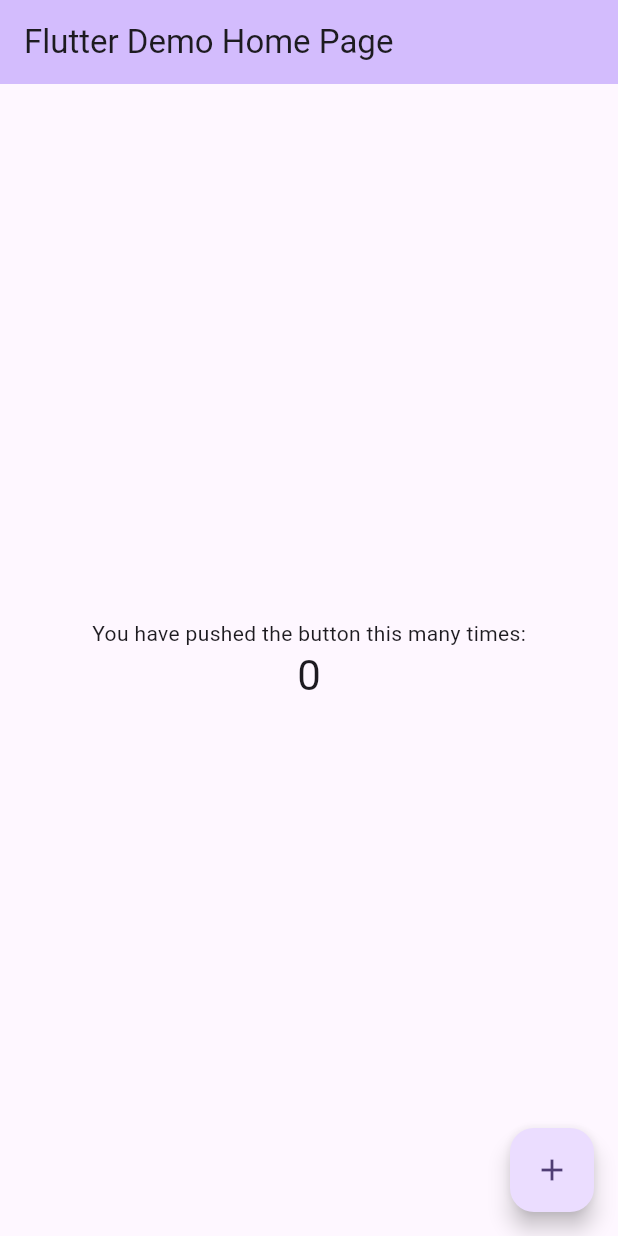
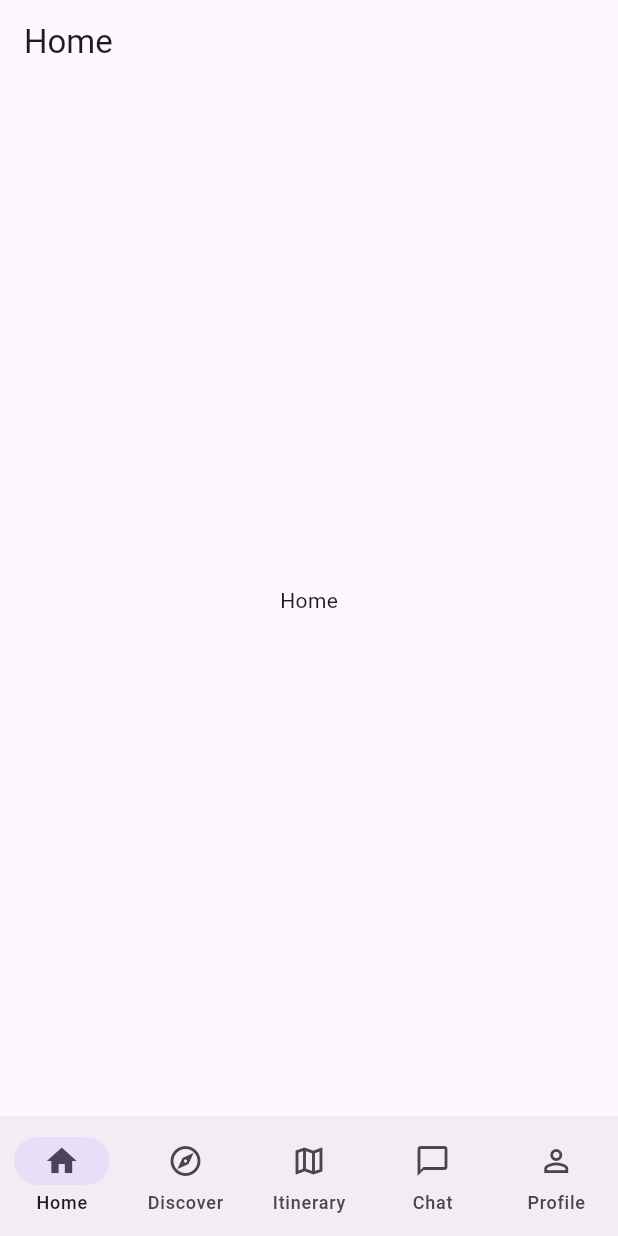
Before and after one commit to MhmdAdil/ai-travel-planner, a Flutter app: the screen it shows after launch, on a phone screen of 412 x 824 dp. Run offline on Flutter 3.47's test engine with Material 3 defaults, Android fonts, the phone set to English and light mode, and no system bars; our stand-ins replace dio, flutter_riverpod, go_router, hive_flutter; accounts and stored records are empty.

Commit message:
scaffolding: Riverpod, Dio, Hive, go_router, 5-tab navigation, theme setup

````diff
--- /dev/null
+++ b/l10n.yaml
@@ -0,0 +1,5 @@
+arb-dir: lib/l10n
+template-arb-file: app_en.arb
+output-localization-file: app_localizations.dart
+output-class: AppLocalizations
+synthetic-package: false
--- /dev/null
+++ b/lib/core/router/app_router.dart
@@ -0,0 +1,64 @@
+import 'package:flutter/material.dart';
+import 'package:flutter_riverpod/flutter_riverpod.dart';
+import 'package:go_router/go_router.dart';
+
+import '../../features/chat/presentation/chat_screen.dart';
+import '../../features/discover/presentation/discover_screen.dart';
+import '../../features/home/presentation/home_screen.dart';
+import '../../features/itinerary/presentation/itinerary_screen.dart';
+import '../../features/profile/presentation/profile_screen.dart';
+import 'scaffold_with_nav_bar.dart';
+
+final appRouterProvider = Provider<GoRouter>((ref) {
+  return GoRouter(
+    initialLocation: '/home',
+    routes: [
+      StatefulShellRoute.indexedStack(
+        builder: (context, state, navigationShell) =>
+            ScaffoldWithNavBar(navigationShell: navigationShell),
+        branches: [
+          StatefulShellBranch(
+            routes: [
+              GoRoute(
+                path: '/home',
+                builder: (context, state) => const HomeScreen(),
+              ),
+            ],
+          ),
+          StatefulShellBranch(
+            routes: [
+              GoRoute(
+                path: '/discover',
+                builder: (context, state) => const DiscoverScreen(),
+              ),
+            ],
+          ),
+          StatefulShellBranch(
+            routes: [
+              GoRoute(
+                path: '/itinerary',
+                builder: (context, state) => const ItineraryScreen(),
+              ),
+            ],
+          ),
+          StatefulShellBranch(
+            routes: [
+              GoRoute(
+                path: '/chat',
+                builder: (context, state) => const ChatScreen(),
+              ),
+            ],
+          ),
+          StatefulShellBranch(
+            routes: [
+              GoRoute(
+                path: '/profile',
+                builder: (context, state) => const ProfileScreen(),
+              ),
+            ],
+          ),
+        ],
+      ),
+    ],
+  );
+});
--- /dev/null
+++ b/lib/core/router/scaffold_with_nav_bar.dart
@@ -0,0 +1,52 @@
+import 'package:flutter/material.dart';
+import 'package:go_router/go_router.dart';
+
+import '../../l10n/app_localizations.dart';
+
+class ScaffoldWithNavBar extends StatelessWidget {
+  const ScaffoldWithNavBar({required this.navigationShell, super.key});
+
+  final StatefulNavigationShell navigationShell;
+
+  @override
+  Widget build(BuildContext context) {
+    final l10n = AppLocalizations.of(context)!;
+    return Scaffold(
+      body: navigationShell,
+      bottomNavigationBar: NavigationBar(
+        selectedIndex: navigationShell.currentIndex,
+        onDestinationSelected: (index) => navigationShell.goBranch(
+          index,
+          initialLocation: index == navigationShell.currentIndex,
+        ),
+        destinations: [
+          NavigationDestination(
+            icon: const Icon(Icons.home_outlined),
+            selectedIcon: const Icon(Icons.home),
+            label: l10n.navHome,
+          ),
+          NavigationDestination(
+            icon: const Icon(Icons.explore_outlined),
+            selectedIcon: const Icon(Icons.explore),
+            label: l10n.navDiscover,
+          ),
+          NavigationDestination(
+            icon: const Icon(Icons.map_outlined),
+            selectedIcon: const Icon(Icons.map),
+            label: l10n.navItinerary,
+          ),
+          NavigationDestination(
+            icon: const Icon(Icons.chat_bubble_outline),
+            selectedIcon: const Icon(Icons.chat_bubble),
+            label: l10n.navChat,
+          ),
+          NavigationDestination(
+            icon: const Icon(Icons.person_outline),
+            selectedIcon: const Icon(Icons.person),
+            label: l10n.navProfile,
+          ),
+        ],
+      ),
+    );
+  }
+}
--- /dev/null
+++ b/lib/features/home/presentation/home_screen.dart
@@ -0,0 +1,16 @@
+import 'package:flutter/material.dart';
+
+import '../../../l10n/app_localizations.dart';
+
+class HomeScreen extends StatelessWidget {
+  const HomeScreen({super.key});
+
+  @override
+  Widget build(BuildContext context) {
+    final l10n = AppLocalizations.of(context)!;
+    return Scaffold(
+      appBar: AppBar(title: Text(l10n.homeTitle)),
+      body: Center(child: Text(l10n.homeTitle)),
+    );
+  }
+}
--- /dev/null
+++ b/lib/l10n/app_en.arb
@@ -0,0 +1,17 @@
+{
+  "@@locale": "en",
+  "appTitle": "AI Travel Planner",
+  "@appTitle": {
+    "description": "The title of the application"
+  },
+  "navHome": "Home",
+  "navDiscover": "Discover",
+  "navItinerary": "Itinerary",
+  "navChat": "Chat",
+  "navProfile": "Profile",
+  "homeTitle": "Home",
+  "discoverTitle": "Discover",
+  "itineraryTitle": "Itinerary",
+  "chatTitle": "Chat",
+  "profileTitle": "Profile"
+}
--- /dev/null
+++ b/lib/l10n/app_localizations.dart
@@ -0,0 +1,200 @@
+import 'dart:async';
+
+import 'package:flutter/foundation.dart';
+import 'package:flutter/widgets.dart';
+import 'package:flutter_localizations/flutter_localizations.dart';
+import 'package:intl/intl.dart' as intl;
+
+import 'app_localizations_en.dart';
+import 'app_localizations_es.dart';
+
+// ignore_for_file: type=lint
+
+/// Callers can lookup localized strings with an instance of AppLocalizations
+/// returned by `AppLocalizations.of(context)`.
+///
+/// Applications need to include `AppLocalizations.delegate()` in their app's
+/// `localizationDelegates` list, and the locales they support in the app's
+/// `supportedLocales` list. For example:
+///
+/// ```dart
+/// import 'l10n/app_localizations.dart';
+///
+/// return MaterialApp(
+///   localizationsDelegates: AppLocalizations.localizationsDelegates,
+///   supportedLocales: AppLocalizations.supportedLocales,
+///   home: MyApplicationHome(),
+/// );
+/// ```
+///
+/// ## Update pubspec.yaml
+///
+/// Please make sure to update your pubspec.yaml to include the following
+/// packages:
+///
+/// ```yaml
+/// dependencies:
+///   # Internationalization support.
+///   flutter_localizations:
+///     sdk: flutter
+///   intl: any # Use the pinned version from flutter_localizations
+///
+///   # Rest of dependencies
+/// ```
+///
+/// ## iOS Applications
+///
+/// iOS applications define key application metadata, including supported
+/// locales, in an Info.plist file that is built into the application bundle.
+/// To configure the locales supported by your app, you’ll need to edit this
+/// file.
+///
+/// First, open your project’s ios/Runner.xcworkspace Xcode workspace file.
+/// Then, in the Project Navigator, open the Info.plist file under the Runner
+/// project’s Runner folder.
+///
+/// Next, select the Information Property List item, select Add Item from the
+/// Editor menu, then select Localizations from the pop-up menu.
+///
+/// Select and expand the newly-created Localizations item then, for each
+/// locale your application supports, add a new item and select the locale
+/// you wish to add from the pop-up menu in the Value field. This list should
+/// be consistent with the languages listed in the AppLocalizations.supportedLocales
+/// property.
+abstract class AppLocalizations {
+  AppLocalizations(String locale)
+    : localeName = intl.Intl.canonicalizedLocale(locale.toString());
+
+  final String localeName;
+
+  static AppLocalizations? of(BuildContext context) {
+    return Localizations.of<AppLocalizations>(context, AppLocalizations);
+  }
+
+  static const LocalizationsDelegate<AppLocalizations> delegate =
+      _AppLocalizationsDelegate();
+
+  /// A list of this localizations delegate along with the default localizations
+  /// delegates.
+  ///
+  /// Returns a list of localizations delegates containing this delegate along with
+  /// GlobalMaterialLocalizations.delegate, GlobalCupertinoLocalizations.delegate,
+  /// and GlobalWidgetsLocalizations.delegate.
+  ///
+  /// Additional delegates can be added by appending to this list in
+  /// MaterialApp. This list does not have to be used at all if a custom list
+  /// of delegates is preferred or required.
+  static const List<LocalizationsDelegate<dynamic>> localizationsDelegates =
+      <LocalizationsDelegate<dynamic>>[
+        delegate,
+        GlobalMaterialLocalizations.delegate,
+        GlobalCupertinoLocalizations.delegate,
+        GlobalWidgetsLocalizations.delegate,
+      ];
+
+  /// A list of this localizations delegate's supported locales.
+  static const List<Locale> supportedLocales = <Locale>[
+    Locale('en'),
+    Locale('es'),
+  ];
+
+  /// The title of the application
+  ///
+  /// In en, this message translates to:
+  /// **'AI Travel Planner'**
+  String get appTitle;
+
+  /// No description provided for @navHome.
+  ///
+  /// In en, this message translates to:
+  /// **'Home'**
+  String get navHome;
+
+  /// No description provided for @navDiscover.
+  ///
+  /// In en, this message translates to:
+  /// **'Discover'**
+  String get navDiscover;
+
+  /// No description provided for @navItinerary.
+  ///
+  /// In en, this message translates to:
+  /// **'Itinerary'**
+  String get navItinerary;
+
+  /// No description provided for @navChat.
+  ///
+  /// In en, this message translates to:
+  /// **'Chat'**
+  String get navChat;
+
+  /// No description provided for @navProfile.
+  ///
+  /// In en, this message translates to:
+  /// **'Profile'**
+  String get navProfile;
+
+  /// No description provided for @homeTitle.
+  ///
+  /// In en, this message translates to:
+  /// **'Home'**
+  String get homeTitle;
+
+  /// No description provided for @discoverTitle.
+  ///
+  /// In en, this message translates to:
+  /// **'Discover'**
+  String get discoverTitle;
+
+  /// No description provided for @itineraryTitle.
+  ///
+  /// In en, this message translates to:
+  /// **'Itinerary'**
+  String get itineraryTitle;
+
+  /// No description provided for @chatTitle.
+  ///
+  /// In en, this message translates to:
+  /// **'Chat'**
+  String get chatTitle;
+
+  /// No description provided for @profileTitle.
+  ///
+  /// In en, this message translates to:
+  /// **'Profile'**
+  String get profileTitle;
+}
+
+class _AppLocalizationsDelegate
+    extends LocalizationsDelegate<AppLocalizations> {
+  const _AppLocalizationsDelegate();
+
+  @override
+  Future<AppLocalizations> load(Locale locale) {
+    return SynchronousFuture<AppLocalizations>(lookupAppLocalizations(locale));
+  }
+
+  @override
+  bool isSupported(Locale locale) =>
+      <String>['en', 'es'].contains(locale.languageCode);
+
+  @override
+  bool shouldReload(_AppLocalizationsDelegate old) => false;
+}
+
+AppLocalizations lookupAppLocalizations(Locale locale) {
+  // Lookup logic when only language code is specified.
+  switch (locale.languageCode) {
+    case 'en':
+      return AppLocalizationsEn();
+    case 'es':
+      return AppLocalizationsEs();
+  }
+
+  throw FlutterError(
+    'AppLocalizations.delegate failed to load unsupported locale "$locale". This is likely '
+    'an issue with the localizations generation tool. Please file an issue '
+    'on GitHub with a reproducible sample app and the gen-l10n configuration '
+    'that was used.',
+  );
+}
--- /dev/null
+++ b/lib/l10n/app_localizations_en.dart
@@ -0,0 +1,43 @@
+// ignore: unused_import
+import 'package:intl/intl.dart' as intl;
+import 'app_localizations.dart';
+
+// ignore_for_file: type=lint
+
+/// The translations for English (`en`).
+class AppLocalizationsEn extends AppLocalizations {
+  AppLocalizationsEn([String locale = 'en']) : super(locale);
+
+  @override
+  String get appTitle => 'AI Travel Planner';
+
+  @override
+  String get navHome => 'Home';
+
+  @override
+  String get navDiscover => 'Discover';
+
+  @override
+  String get navItinerary => 'Itinerary';
+
+  @override
+  String get navChat => 'Chat';
+
+  @override
+  String get navProfile => 'Profile';
+
+  @override
+  String get homeTitle => 'Home';
+
+  @override
+  String get discoverTitle => 'Discover';
+
+  @override
+  String get itineraryTitle => 'Itinerary';
+
+  @override
+  String get chatTitle => 'Chat';
+
+  @override
+  String get profileTitle => 'Profile';
+}
--- a/lib/main.dart
+++ b/lib/main.dart
@@ -1,122 +1,29 @@
 import 'package:flutter/material.dart';
+import 'package:flutter_riverpod/flutter_riverpod.dart';
+import 'package:hive_flutter/hive_flutter.dart';
 
-void main() {
-  runApp(const MyApp());
+import 'core/router/app_router.dart';
+import 'l10n/app_localizations.dart';
+
+void main() async {
+  WidgetsFlutterBinding.ensureInitialized();
+  await Hive.initFlutter();
+  runApp(const ProviderScope(child: MyApp()));
 }
 
-class MyApp extends StatelessWidget {
+class MyApp extends ConsumerWidget {
   const MyApp({super.key});
 
-  // This widget is the root of your application.
   @override
-  Widget build(BuildContext context) {
-    return MaterialApp(
-      title: 'Flutter Demo',
-      theme: ThemeData(
-        // This is the theme of your application.
-        //
-        // TRY THIS: Try running your application with "flutter run". You'll see
-        // the application has a purple toolbar. Then, without quitting the app,
-        // try changing the seedColor in the colorScheme below to Colors.green
-        // and then invoke "hot reload" (save your changes or press the "hot
-        // reload" button in a Flutter-supported IDE, or press "r" if you used
-        // the command line to start the app).
-        //
-        // Notice that the counter didn't reset back to zero; the application
-        // state is not lost during the reload. To reset the state, use hot
-        // restart instead.
-        //
-        // This works for code too, not just values: Most code changes can be
-        // tested with just a hot reload.
-        colorScheme: .fromSeed(seedColor: Colors.deepPurple),
-      ),
-      home: const MyHomePage(title: 'Flutter Demo Home Page'),
+  Widget build(BuildContext context, WidgetRef ref) {
+    final router = ref.watch(appRouterProvider);
+
+    return MaterialApp.router(
+      onGenerateTitle: (context) => AppLocalizations.of(context)!.appTitle,
+      theme: ThemeData(colorScheme: ColorScheme.fromSeed(seedColor: Colors.deepPurple)),
+      localizationsDelegates: AppLocalizations.localizationsDelegates,
+      supportedLocales: AppLocalizations.supportedLocales,
+      routerConfig: router,
     );
   }
 }
-
-class MyHomePage extends StatefulWidget {
-  const MyHomePage({super.key, required this.title});
-
-  // This widget is the home page of your application. It is stateful, meaning
-  // that it has a State object (defined below) that contains fields that affect
-  // how it looks.
-
-  // This class is the configuration for the state. It holds the values (in this
-  // case the title) provided by the parent (in this case the App widget) and
-  // used by the build method of the State. Fields in a Widget subclass are
-  // always marked "final".
-
-  final String title;
-
-  @override
-  State<MyHomePage> createState() => _MyHomePageState();
-}
-
-class _MyHomePageState extends State<MyHomePage> {
-  int _counter = 0;
-
-  void _incrementCounter() {
-    setState(() {
-      // This call to setState tells the Flutter framework that something has
-      // changed in this State, which causes it to rerun the build method below
-      // so that the display can reflect the updated values. If we changed
-      // _counter without calling setState(), then the build method would not be
-      // called again, and so nothing would appear to happen.
-      _counter++;
-    });
-  }
-
-  @override
-  Widget build(BuildContext context) {
-    // This method is rerun every time setState is called, for instance as done
-    // by the _incrementCounter method above.
-    //
-    // The Flutter framework has been optimized to make rerunning build methods
-    // fast, so that you can just rebuild anything that needs updating rather
-    // than having to individually change instances of widgets.
-    return Scaffold(
-      appBar: AppBar(
-        // TRY THIS: Try changing the color here to a specific color (to
-        // Colors.amber, perhaps?) and trigger a hot reload to see the AppBar
-        // change color while the other colors stay the same.
-        backgroundColor: Theme.of(context).colorScheme.inversePrimary,
-        // Here we take the value from the MyHomePage object that was created by
-        // the App.build method, and use it to set our appbar title.
-        title: Text(widget.title),
-      ),
-      body: Center(
-        // Center is a layout widget. It takes a single child and positions it
-        // in the middle of the parent.
-        child: Column(
-          // Column is also a layout widget. It takes a list of children and
-          // arranges them vertically. By default, it sizes itself to fit its
-          // children horizontally, and tries to be as tall as its parent.
-          //
-          // Column has various properties to control how it sizes itself and
-          // how it positions its children. Here we use mainAxisAlignment to
-          // center the children vertically; the main axis here is the vertical
-          // axis because Columns are vertical (the cross axis would be
-          // horizontal).
-          //
-          // TRY THIS: Invoke "debug painting" (choose the "Toggle Debug Paint"
-          // action in the IDE, or press "p" in the console), to see the
-          // wireframe for each widget.
-          mainAxisAlignment: .center,
-          children: [
-            const Text('You have pushed the button this many times:'),
-            Text(
-              '$_counter',
-              style: Theme.of(context).textTheme.headlineMedium,
-            ),
-          ],
-        ),
-      ),
-      floatingActionButton: FloatingActionButton(
-        onPressed: _incrementCounter,
-        tooltip: 'Increment',
-        child: const Icon(Icons.add),
-      ),
-    );
-  }
-}
````
Also changed, not shown: lib/core/network/dio_client.dart (added, +12 -0 lines), lib/features/chat/presentation/chat_screen.dart (added, +16 -0 lines), lib/features/discover/presentation/discover_screen.dart (added, +16 -0 lines), lib/features/itinerary/presentation/itinerary_screen.dart (added, +16 -0 lines), lib/features/profile/presentation/profile_screen.dart (added, +16 -0 lines), lib/l10n/app_es.arb (added, +14 -0 lines), lib/l10n/app_localizations_es.dart (added, +43 -0 lines), pubspec.yaml (+10 -0 lines), pubspec.lock, 2 other files.
